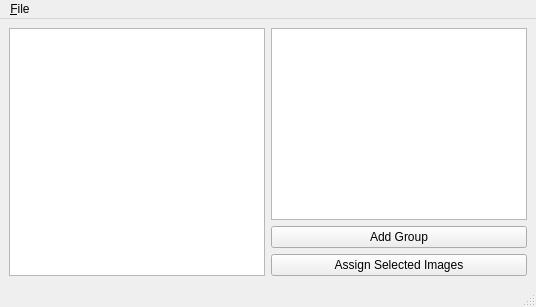
Old version of the form src/image_partition/ui/main_window.ui in the repository drustan-hawk/glowing-octo-robot.
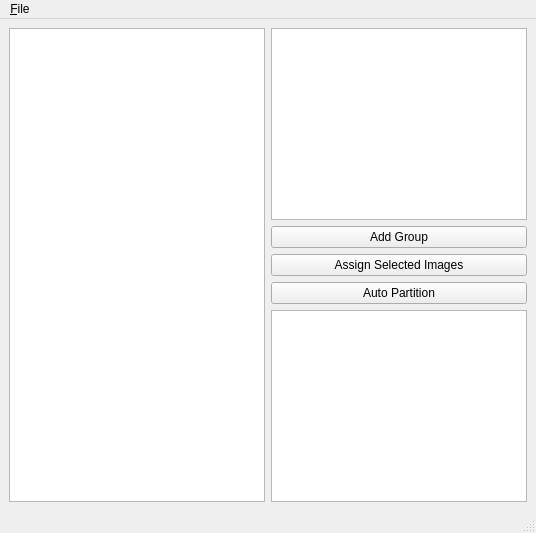
New version of the form.

Commit message: feat: auto partition images by similarity

```diff
--- a/src/image_partition/ui/main_window.ui
+++ b/src/image_partition/ui/main_window.ui
@@ -46,6 +46,20 @@
           </property>
          </widget>
         </item>
+        <item>
+         <widget class="QPushButton" name="partitionButton">
+          <property name="text">
+           <string>Auto Partition</string>
+          </property>
+         </widget>
+        </item>
+        <item>
+         <widget class="QTreeWidget" name="resultTreeWidget">
+          <property name="headerHidden">
+           <bool>true</bool>
+          </property>
+         </widget>
+        </item>
        </layout>
       </item>
      </layout>
```
The commit also changes 4 other files.
